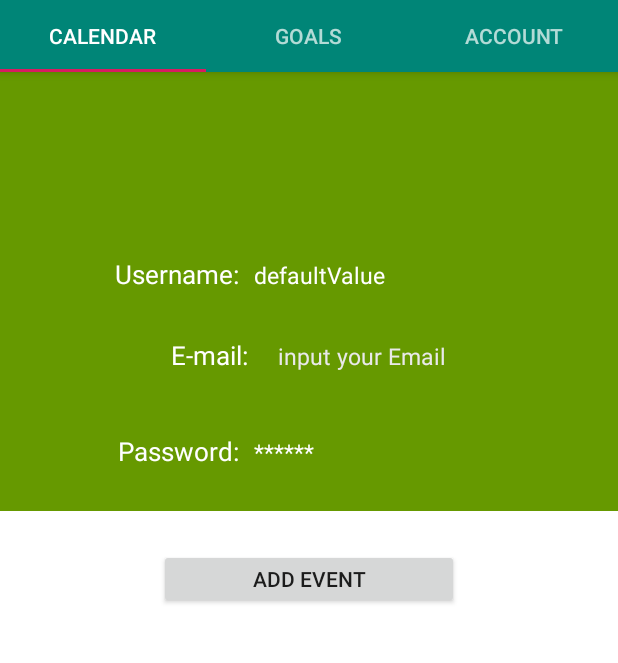
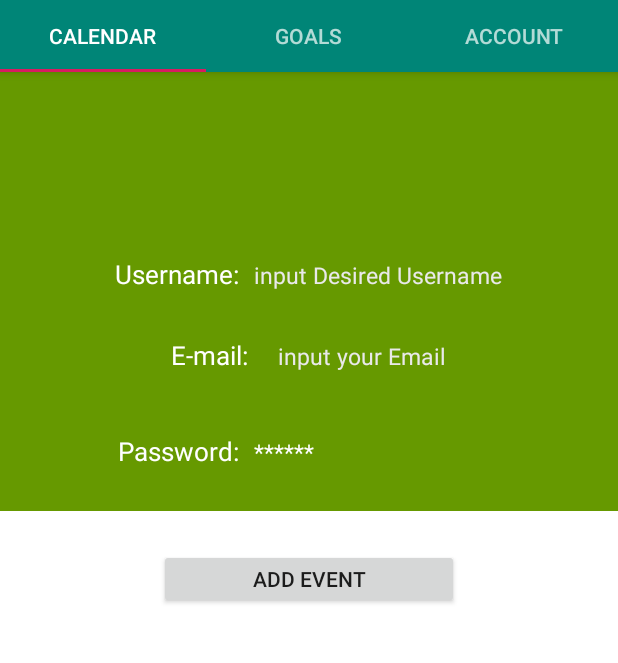
Before and after one commit to rharris389/Group-G-Fall-2019, an Android app: the fragment Fragment3 placed in its activity, on a phone screen of 412 x 824 dp, the part 89-752 px from its top. Run offline under Robolectric (Android 15) with nearby library versions, the phone set to English and light mode, and no system bars; our stand-ins replace Volley; network calls fail; 2 statements that could not run were skipped.

Commit message:
Changed SharedPreference reference

```diff
--- a/Early_Bird/app/src/main/java/com/example/earlybird/ui/main/Fragment3.java
+++ b/Early_Bird/app/src/main/java/com/example/earlybird/ui/main/Fragment3.java
@@ -25,7 +25,7 @@ public class Fragment3 extends Fragment {
         //Get UserInfo from sharedPreferences
         SharedPreferences sharedPreferences = getActivity().getSharedPreferences("UserInfo", Context.MODE_PRIVATE);
         Integer getUserId = sharedPreferences.getInt("UserId", 0);
-        String getUsername = sharedPreferences.getString("Username", "defaultValue");
+        String getUsername = sharedPreferences.getString("Username", null);
         String getEmail = sharedPreferences.getString("Email", null);
         String getGender = sharedPreferences.getString("Gender", null);
         String getFirstName = sharedPreferences.getString("FirstName", null);
```
